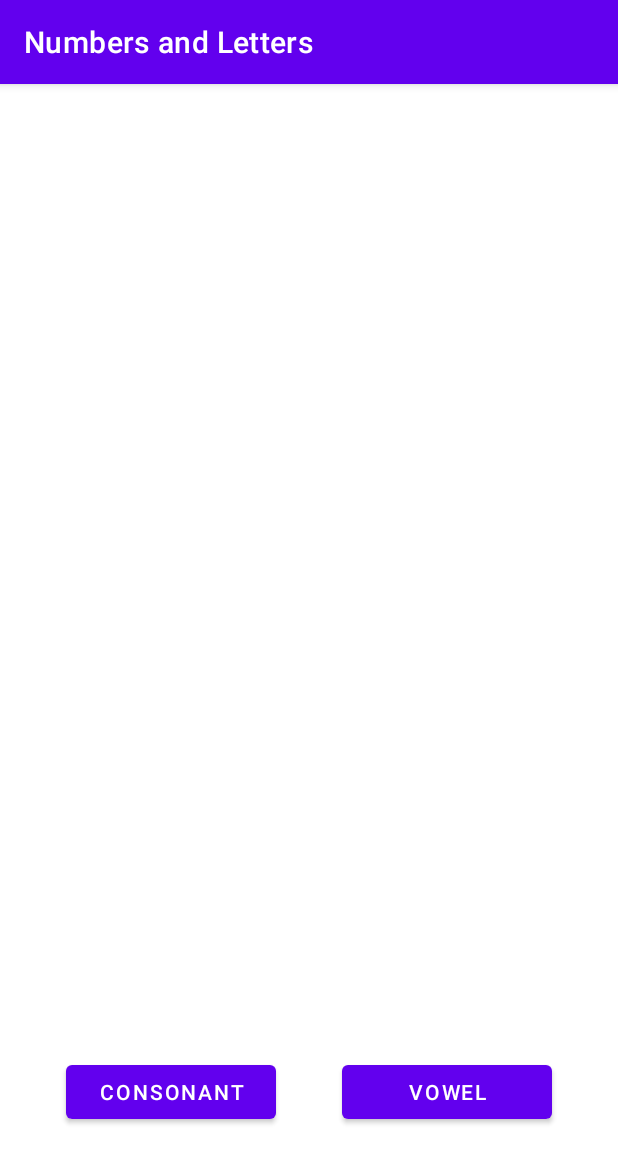
After one commit to Jadabyte/Numbers-and-Letters, an Android app: the fragment LetterFragment shown on its own in the app's theme, on a phone screen of 412 x 824 dp. The commit adds this screen. Shown: the top 1163 px of the screen. Run offline under Robolectric (Android 15) with nearby library versions, the phone set to English and light mode, and no system bars.

Commit message:
Added 'end of round' logic, needs some cleaning up - might have to seperate into fragments for cleaner code

```diff
--- /dev/null
+++ b/app/src/main/java/com/example/numbersandletters/LetterFragment.java
@@ -0,0 +1,48 @@
+package com.example.numbersandletters;
+
+import android.os.Bundle;
+
+import androidx.annotation.Nullable;
+import androidx.fragment.app.Fragment;
+import androidx.lifecycle.ViewModelProvider;
+
+import android.view.LayoutInflater;
+import android.view.View;
+import android.view.ViewGroup;
+
+public class LetterFragment extends Fragment {
+
+    LetterViewModel letterViewModel;
+
+    public LetterFragment() {
+        // Required empty public constructor
+    }
+
+    @Override
+    public void onCreate(Bundle savedInstanceState) {
+        super.onCreate(savedInstanceState);
+    }
+
+    @Override
+    public void onActivityCreated(@Nullable Bundle savedInstanceState){
+        super.onActivityCreated(savedInstanceState);
+        letterViewModel = new ViewModelProvider(getActivity()).get(LetterViewModel.class);
+    }
+
+    @Override
+    public View onCreateView(LayoutInflater inflater, ViewGroup container,
+                             Bundle savedInstanceState) {
+        // Inflate the layout for this fragment
+        View v = inflater.inflate(R.layout.fragment_letter, container, false);
+
+        v.findViewById(R.id.btn_gen_consonant).setOnClickListener(view -> {
+            letterViewModel.genConsonant();
+        });
+
+        v.findViewById(R.id.btn_gen_vowel).setOnClickListener(view -> {
+            letterViewModel.genVowel();
+        });
+
+        return v;
+    }
+}
--- a/app/src/main/java/com/example/numbersandletters/NumberViewModel.java
+++ b/app/src/main/java/com/example/numbersandletters/NumberViewModel.java
@@ -65,4 +65,10 @@ public class NumberViewModel extends ViewModel {
         numbersLength.setValue(length);
         return numbersLength;
     }
+
+    public void clearNumbers(){
+        ArrayList<Integer> generatedNumbers = getNumbers().getValue();
+        generatedNumbers.clear();
+        numbers.setValue(generatedNumbers);
+    }
 }
--- /dev/null
+++ b/app/src/main/res/layout/fragment_letter.xml
@@ -0,0 +1,32 @@
+<?xml version="1.0" encoding="utf-8"?>
+<androidx.constraintlayout.widget.ConstraintLayout xmlns:android="http://schemas.android.com/apk/res/android"
+    xmlns:app="http://schemas.android.com/apk/res-auto"
+    xmlns:tools="http://schemas.android.com/tools"
+    android:layout_width="match_parent"
+    android:layout_height="match_parent"
+    android:layout_gravity="center_horizontal"
+    tools:context=".NumberFragment">
+
+    <Button
+        android:id="@+id/btn_gen_consonant"
+        android:layout_width="140sp"
+        android:layout_height="wrap_content"
+        android:layout_marginBottom="72dp"
+        android:text="Consonant"
+        app:layout_constraintBottom_toBottomOf="parent"
+        app:layout_constraintEnd_toStartOf="@+id/btn_gen_vowel"
+        app:layout_constraintHorizontal_bias="0.5"
+        app:layout_constraintStart_toStartOf="parent" />
+
+    <Button
+        android:id="@+id/btn_gen_vowel"
+        android:layout_width="140sp"
+        android:layout_height="wrap_content"
+        android:layout_marginBottom="72dp"
+        android:text="Vowel"
+        app:layout_constraintBottom_toBottomOf="parent"
+        app:layout_constraintEnd_toEndOf="parent"
+        app:layout_constraintHorizontal_bias="0.5"
+        app:layout_constraintStart_toEndOf="@+id/btn_gen_consonant" />
+
+</androidx.constraintlayout.widget.ConstraintLayout>
```
Also changed, not shown: app/src/main/java/com/example/numbersandletters/LetterViewModel.java (+25 -1 lines), app/src/main/java/com/example/numbersandletters/MainActivity.java (+65 -3 lines), app/src/main/java/com/example/numbersandletters/MetaViewModel.java (+43 -5 lines), app/src/main/res/layout/activity_main.xml (+25 -0 lines).
